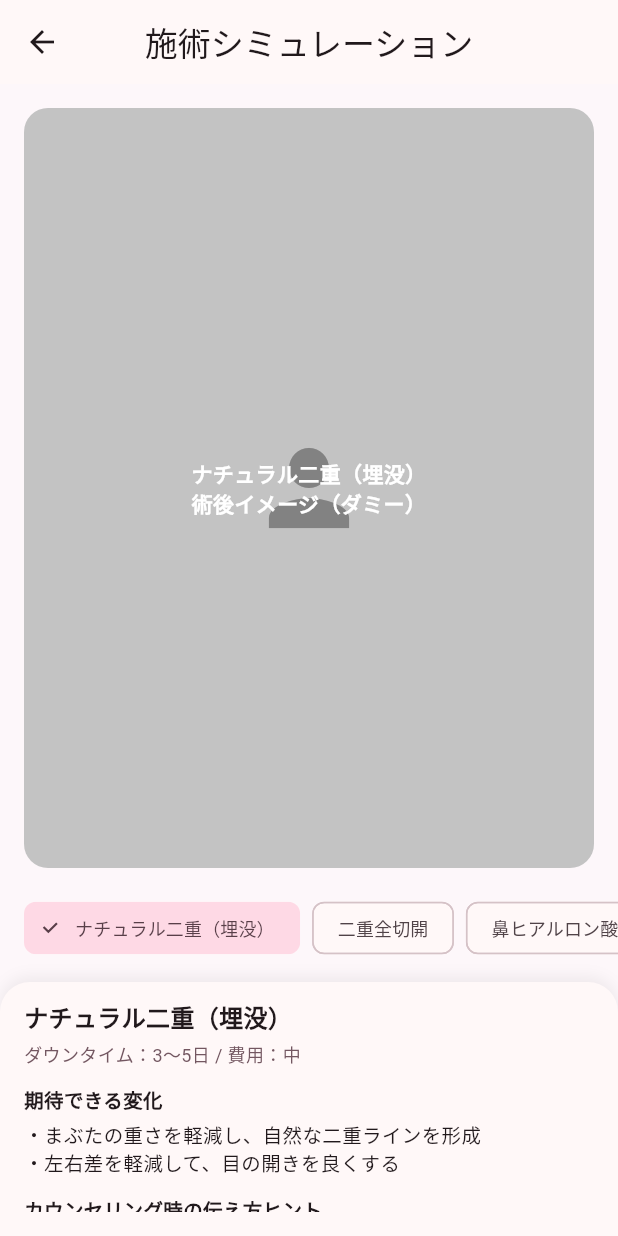
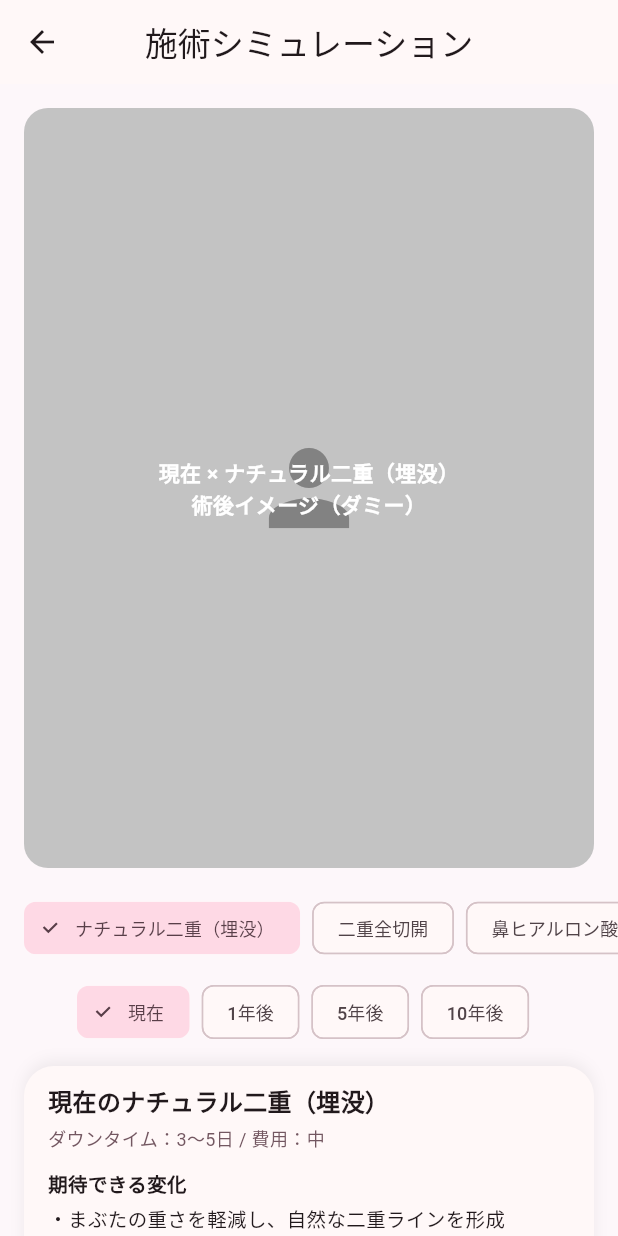
Before and after one commit to yokoyama1130/BeautyUI, a Flutter app: the TreatmentSimulationPage screen opened directly, on a phone screen of 412 x 824 dp. Run offline on Flutter 3.47's test engine with Material 3 defaults, Android fonts, the phone set to English and light mode, and no system bars.

Commit message:
1~10年後の顔を表示できるようにUI修正

```diff
--- a/lib/screens/scan/treatment_simulation_page.dart
+++ b/lib/screens/scan/treatment_simulation_page.dart
@@ -3,7 +3,8 @@ import 'package:flutter/material.dart';
 /// 施術シミュレーション画面
 /// - 上：元の顔画像（またはダミー）
 /// - 中：施術プリセット（埋没 / 全切開 / 鼻ヒアル / 糸リフト など）
-/// - 下：選択施術後のイメージ＋説明（今はテキストベースのモック）
+/// - 下：選択施術後のイメージ＋説明
+/// - ＋「何年後の顔」パラメータ付き
 class TreatmentSimulationPage extends StatefulWidget {
   final String? imagePath;
 
@@ -16,6 +17,10 @@ class TreatmentSimulationPage extends StatefulWidget {
 
 class _TreatmentSimulationPageState extends State<TreatmentSimulationPage> {
   int _selectedIndex = 0;
+
+  // 何年後を見るかの候補
+  final List<int> _yearsOptions = [0, 1, 5, 10];
+  int _selectedYearsIndex = 0; // 0=現在, 1=1年後, ...
 
   final List<_TreatmentOption> _options = const [
     _TreatmentOption(
@@ -52,13 +57,23 @@ class _TreatmentSimulationPageState extends State<TreatmentSimulationPage> {
   Widget build(BuildContext context) {
     final scheme = Theme.of(context).colorScheme;
     final selected = _options[_selectedIndex];
+    final years = _yearsOptions[_selectedYearsIndex];
+
+    String yearsLabel;
+    if (years == 0) {
+      yearsLabel = '現在';
+    } else {
+      yearsLabel = '$years年後';
+    }
 
     return Scaffold(
       appBar: AppBar(
         title: const Text('施術シミュレーション'),
         centerTitle: true,
       ),
-      body: Column(
+      body: SingleChildScrollView(
+        padding: const EdgeInsets.only(bottom: 16),
+        child: Column(
           children: [
             // 上部：顔画像＋「術後イメージ」オーバーレイ
             Padding(
@@ -98,7 +113,7 @@ class _TreatmentSimulationPageState extends State<TreatmentSimulationPage> {
                         child: Padding(
                           padding: const EdgeInsets.all(12),
                           child: Text(
-                          '${selected.name}\n術後イメージ（ダミー）',
+                            '$yearsLabel × ${selected.name}\n術後イメージ（ダミー）',
                             textAlign: TextAlign.center,
                             style: const TextStyle(
                               color: Colors.white,
@@ -114,7 +129,7 @@ class _TreatmentSimulationPageState extends State<TreatmentSimulationPage> {
               ),
             ),
 
-          // 中央：施術候補のチップ
+            // 中央：施術候補チップ
             SingleChildScrollView(
               scrollDirection: Axis.horizontal,
               padding: const EdgeInsets.symmetric(horizontal: 16),
@@ -141,17 +156,46 @@ class _TreatmentSimulationPageState extends State<TreatmentSimulationPage> {
               ),
             ),
 
+            const SizedBox(height: 8),
+
+            // 中央：何年後を見るかのチップ
+            SingleChildScrollView(
+              scrollDirection: Axis.horizontal,
+              padding: const EdgeInsets.symmetric(horizontal: 16),
+              child: Row(
+                children: List.generate(_yearsOptions.length, (index) {
+                  final y = _yearsOptions[index];
+                  final selectedFlag = _selectedYearsIndex == index;
+                  final label = y == 0 ? '現在' : '$y年後';
+                  return Padding(
+                    padding: const EdgeInsets.only(right: 8),
+                    child: ChoiceChip(
+                      label: Text(
+                        label,
+                        style: const TextStyle(fontSize: 12),
+                      ),
+                      selected: selectedFlag,
+                      onSelected: (_) {
+                        setState(() {
+                          _selectedYearsIndex = index;
+                        });
+                      },
+                    ),
+                  );
+                }),
+              ),
+            ),
+
             const SizedBox(height: 12),
 
             // 下部：詳細説明＆カウンセリング向けコメント
-          Expanded(
+            Padding(
+              padding: const EdgeInsets.symmetric(horizontal: 16),
               child: Container(
                 padding: const EdgeInsets.fromLTRB(16, 12, 16, 16),
                 decoration: BoxDecoration(
                   color: scheme.surface,
-                borderRadius: const BorderRadius.vertical(
-                  top: Radius.circular(20),
-                ),
+                  borderRadius: BorderRadius.circular(20),
                   boxShadow: [
                     BoxShadow(
                       color: Colors.black.withValues(alpha: 0.06),
@@ -160,14 +204,11 @@ class _TreatmentSimulationPageState extends State<TreatmentSimulationPage> {
                     ),
                   ],
                 ),
-              // ★ ここをスクロール可能にする
-              child: SingleChildScrollView(
                 child: Column(
                   crossAxisAlignment: CrossAxisAlignment.start,
-                  mainAxisSize: MainAxisSize.min,
                   children: [
                     Text(
-                      selected.name,
+                      '$yearsLabelの${selected.name}',
                       style: const TextStyle(
                         fontSize: 16,
                         fontWeight: FontWeight.bold,
@@ -196,6 +237,21 @@ class _TreatmentSimulationPageState extends State<TreatmentSimulationPage> {
                     ),
                     const SizedBox(height: 12),
                     const Text(
+                      '加齢による見た目の変化イメージ',
+                      style: TextStyle(
+                        fontSize: 13,
+                        fontWeight: FontWeight.bold,
+                      ),
+                    ),
+                    const SizedBox(height: 4),
+                    Text(
+                      years == 0
+                          ? '現在時点での見た目に対する施術後イメージです。'
+                          : '$years年後を想定した肌のハリ・輪郭の変化を加味した上での、施術後イメージです。（※実際の経過には個人差があります）',
+                      style: const TextStyle(fontSize: 13),
+                    ),
+                    const SizedBox(height: 12),
+                    const Text(
                       'カウンセリング時の伝え方ヒント',
                       style: TextStyle(
                         fontSize: 13,
@@ -212,7 +268,11 @@ class _TreatmentSimulationPageState extends State<TreatmentSimulationPage> {
                       width: double.infinity,
                       child: FilledButton.icon(
                         onPressed: () {
-                          // TODO: この施術プランを患者カルテに一時保存（Go API連携）
+                          // TODO:
+                          // ここで Go / Python API に
+                          // - treatment: selected.name
+                          // - years_offset: years
+                          // を送って「◯年後×施術後」の画像生成リクエストを投げる想定
                         },
                         icon: const Icon(Icons.check_circle_outline),
                         label: const Text('この施術プランを候補に追加'),
@@ -222,8 +282,8 @@ class _TreatmentSimulationPageState extends State<TreatmentSimulationPage> {
                 ),
               ),
             ),
+          ],
         ),
-        ],
       ),
     );
   }
```
Lines whose indentation alone changed are shown as unchanged.
